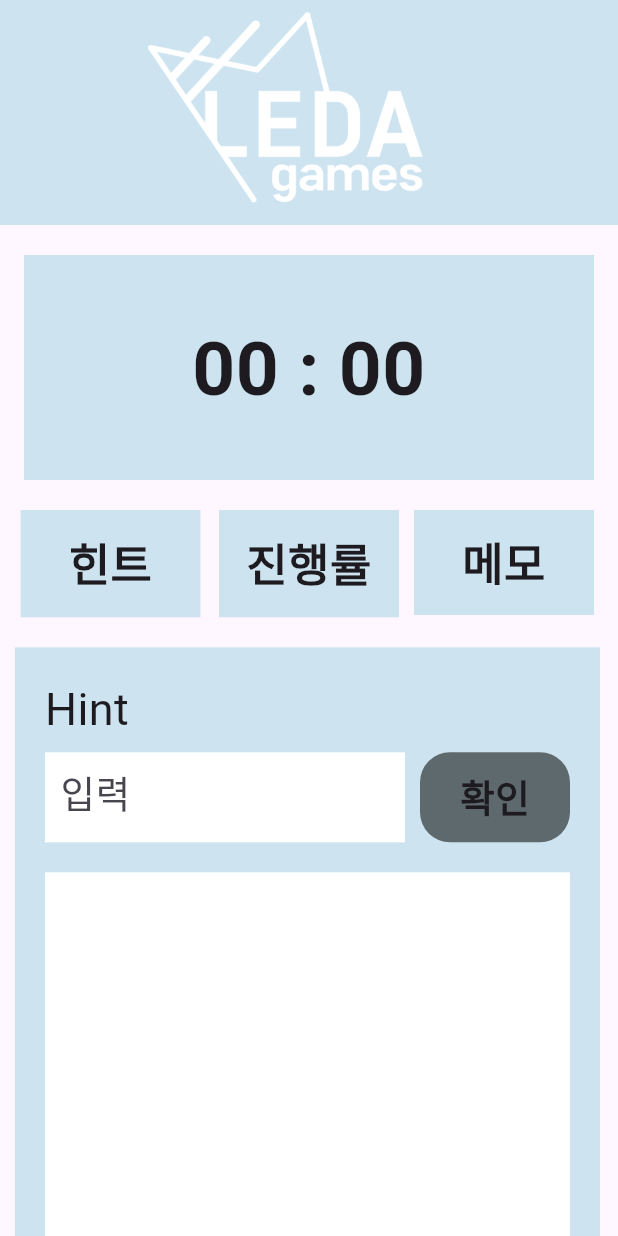
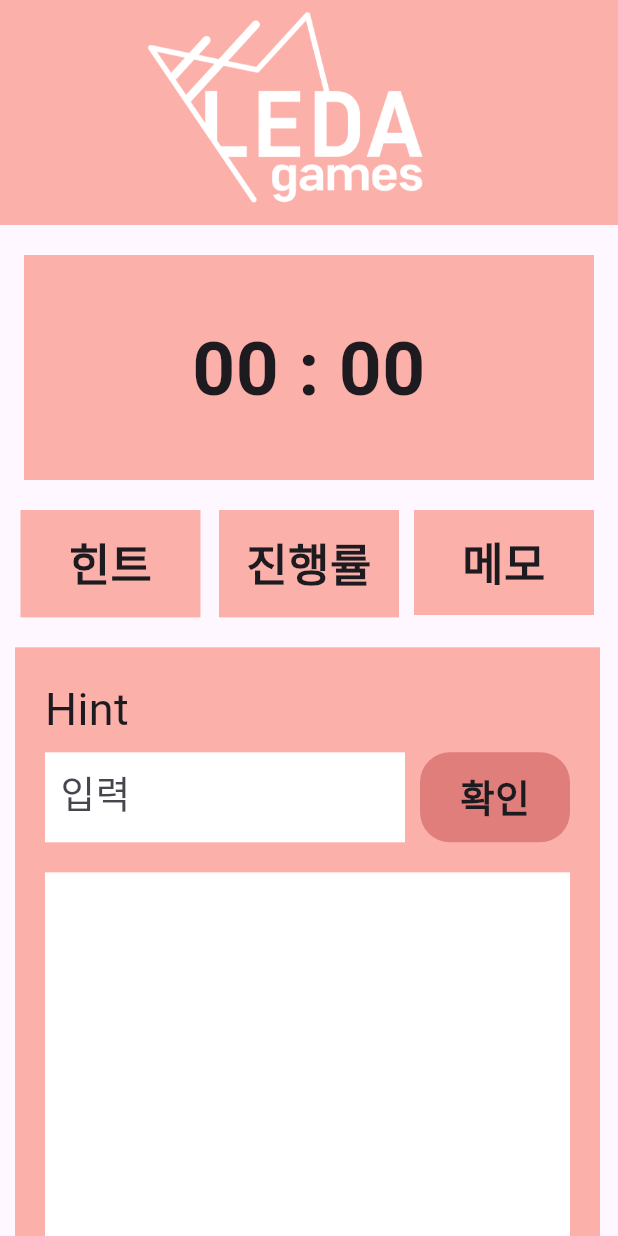
Before and after one commit to EgnaroLee/LedaMobileApp_hintphone, a Flutter app: the ThemeScreen1 screen opened directly with empty values, on a phone screen of 412 x 824 dp. Run offline on Flutter 3.47's test engine with Material 3 defaults, Android fonts, the phone set to English and light mode, and no system bars; our stand-ins replace carousel_slider, percent_indicator.

Commit message:
12.29(16:13)

```diff
--- a/lib/themepage/themepage_1.dart
+++ b/lib/themepage/themepage_1.dart
@@ -7,8 +7,9 @@ import 'package:hint_app_7/startpage.dart';
 import 'package:percent_indicator/percent_indicator.dart';
 
 final skyblue = 0x99ADD8E6;
-final a = 0x00123456;
-final b = 0x99012300;
+final red1 = 0x99CD5C5C;
+final red2 = 0x99FA8072;
+final red3 = 0x99FFE4E1;
 
 bool isSliderTouched = false;
 
@@ -227,15 +228,15 @@ class _ThemeScreen1State extends State<ThemeScreen1>
         overlays: []); // 하단 창 지우기
 
     // 힌트 코드 사용 시 배경 색 변경
-    Color hintbackcolor1 = _onHintCode1 ? Color(skyblue) : Colors.white;
-    Color hintbackcolor2 = _onHintCode2 ? Color(skyblue) : Colors.white;
-    Color hintbackcolor3 = _onHintCode3 ? Color(skyblue) : Colors.white;
-    Color hintbackcolor4 = _onHintCode4 ? Color(skyblue) : Colors.white;
-    Color hintbackcolor5 = _onHintCode5 ? Color(skyblue) : Colors.white;
-    Color hintbackcolor6 = _onHintCode6 ? Color(skyblue) : Colors.white;
-    Color hintbackcolor7 = _onHintCode7 ? Color(skyblue) : Colors.white;
-    Color hintbackcolor8 = _onHintCode8 ? Color(skyblue) : Colors.white;
-    Color hintbackcolor9 = _onHintCode9 ? Color(skyblue) : Colors.white;
+    Color hintbackcolor1 = _onHintCode1 ? Color(red2) : Colors.white;
+    Color hintbackcolor2 = _onHintCode2 ? Color(red2) : Colors.white;
+    Color hintbackcolor3 = _onHintCode3 ? Color(red2) : Colors.white;
+    Color hintbackcolor4 = _onHintCode4 ? Color(red2) : Colors.white;
+    Color hintbackcolor5 = _onHintCode5 ? Color(red2) : Colors.white;
+    Color hintbackcolor6 = _onHintCode6 ? Color(red2) : Colors.white;
+    Color hintbackcolor7 = _onHintCode7 ? Color(red2) : Colors.white;
+    Color hintbackcolor8 = _onHintCode8 ? Color(red2) : Colors.white;
+    Color hintbackcolor9 = _onHintCode9 ? Color(red2) : Colors.white;
 
     return Scaffold(
       resizeToAvoidBottomInset: false,
@@ -246,7 +247,7 @@ class _ThemeScreen1State extends State<ThemeScreen1>
               child: AppBar(
                   //centerTitle: true,
                   automaticallyImplyLeading: false, // 좌측 탭에 뒤로가기 버튼 삭제
-                  backgroundColor: Color(skyblue),
+                  backgroundColor: Color(red2),
                   flexibleSpace: Container(
                     margin: const EdgeInsets.fromLTRB(80, 0, 0, 0),
                     child: Image.asset("images/logo.png"),
@@ -267,7 +268,7 @@ class _ThemeScreen1State extends State<ThemeScreen1>
                     margin: const EdgeInsets.fromLTRB(0, 20, 0, 0),
                     width: 380,
                     height: 150,
-                    color: Color(skyblue),
+                    color: Color(red2),
                     child: Center(
                       child: Container(
                         width: 360,
@@ -306,7 +307,7 @@ class _ThemeScreen1State extends State<ThemeScreen1>
                                             10, 20, 0, 0),
                                         width: 120,
                                         height: 100,
-                                        color: Color(0x99ADD8E6),
+                                        color: Color(red2),
                                         child: Center(
                                           child: Text(
                                             "힌트",
@@ -332,7 +333,7 @@ class _ThemeScreen1State extends State<ThemeScreen1>
                                             0, 20, 0, 0),
                                         width: 120,
                                         height: 100,
-                                        color: Color(0x99ADD8E6),
+                                        color: Color(red2),
                                         child: Center(
                                           child: Text(
                                             "진행률",
@@ -351,7 +352,7 @@ class _ThemeScreen1State extends State<ThemeScreen1>
                           margin: const EdgeInsets.fromLTRB(276, 20, 0, 0),
                           width: 120,
                           height: 70,
-                          color: Color(skyblue),
+                          color: Color(red2),
                           child: Center(
                             child: Container(
                               child: InkWell(
@@ -393,7 +394,7 @@ class _ThemeScreen1State extends State<ThemeScreen1>
                           margin: const EdgeInsets.fromLTRB(10, 20, 0, 0),
                           width: 390,
                           height: 440,
-                          color: Color(skyblue),
+                          color: Color(red2),
                         ),
                         Container(
                           margin: EdgeInsets.fromLTRB(30, 40, 0, 0),
@@ -434,7 +435,7 @@ class _ThemeScreen1State extends State<ThemeScreen1>
                           width: 100,
                           height: 60,
                           decoration: BoxDecoration(
-                              color: Colors.black54,
+                              color: Color(red1),
                               borderRadius: BorderRadius.circular(20)),
                           child: InkWell(
                             onTap: () async {
@@ -641,7 +642,7 @@ class _ThemeScreen1State extends State<ThemeScreen1>
                             margin: const EdgeInsets.fromLTRB(10, 20, 0, 0),
                             width: 390,
                             height: 450,
-                            color: Color(skyblue)),
+                            color: Color(red2)),
                         Container(
                           margin: EdgeInsets.fromLTRB(30, 110, 0, 0),
                           child: Text(
@@ -681,7 +682,7 @@ class _ThemeScreen1State extends State<ThemeScreen1>
                           width: 100,
                           height: 60,
                           decoration: BoxDecoration(
-                              color: Colors.black54,
+                              color: Color(red1),
                               borderRadius: BorderRadius.circular(20)),
                           child: InkWell(
                             onTap: () async {
@@ -815,7 +816,7 @@ class _ThemeScreen1State extends State<ThemeScreen1>
                                 child: LinearPercentIndicator(
                               alignment: MainAxisAlignment.center,
                               width: 370, // 바 넓이
-
+                                  backgroundColor: Color(red3),
                               animation: true,
                               animationDuration: 1200, // 애니메이션 지속 시간
                               lineHeight: 40,
@@ -825,7 +826,7 @@ class _ThemeScreen1State extends State<ThemeScreen1>
                                 style: TextStyle(fontSize: 20),
                               ),
                               barRadius: Radius.circular(13),
-                              progressColor: Colors.black54,
+                              progressColor: Color(red1),
                             )),
                           ),
                         ),
--- a/lib/tutorialpage/themetutorial_1.dart
+++ b/lib/tutorialpage/themetutorial_1.dart
@@ -5,6 +5,7 @@ import 'package:hint_app_7/startpage.dart';
 import 'package:hint_app_7/themepage/themepage_1.dart';
 
 final skyblue = 0x99add8e6;
+final red2 = 0x99FA8072;
 
 
 class ThemeTuto1 extends StatefulWidget{
@@ -36,7 +37,7 @@ class _MyWidgetState extends State<ThemeTuto1>{
         child: Center(
           child: Container(
             child: AppBar(
-              backgroundColor: Color(darkblue),
+              backgroundColor: Color(red2),
               flexibleSpace: Center(
                 child: Container(
                   child: Text('튜토리얼1',
@@ -198,7 +199,7 @@ class _MyWidgetState extends State<ThemeTuto1>{
                           height: 80,
                           width: 140,
                           decoration: BoxDecoration(
-                              color: Color(darkblue),  // 상자 크기
+                              color: Color(red2),  // 상자 크기
                               borderRadius: BorderRadius.circular(20) // 모서리 둥굴게
                           ),
                           child: InkWell(
--- a/lib/tutorialpage/themetutorial_2.dart
+++ b/lib/tutorialpage/themetutorial_2.dart
@@ -35,7 +35,7 @@ class _MyWidgetState extends State<ThemeTuto2>{
         child: Center(
           child: Container(
             child: AppBar(
-              backgroundColor: Color(darkblue),
+              backgroundColor: Color(orange2),
               flexibleSpace: Center(
                 child: Container(
                   child: Text('튜토리얼2',
@@ -197,7 +197,7 @@ class _MyWidgetState extends State<ThemeTuto2>{
                           height: 70,
                           width: 140,
                           decoration: BoxDecoration(
-                              color: Color(darkblue),  // 상자 크기
+                              color: Color(orange2),  // 상자 크기
                               borderRadius: BorderRadius.circular(20) // 모서리 둥굴게
                           ),
                           child: InkWell(
--- a/lib/tutorialpage/themetutorial_3.dart
+++ b/lib/tutorialpage/themetutorial_3.dart
@@ -35,7 +35,7 @@ class _MyWidgetState extends State<ThemeTuto3>{
         child: Center(
           child: Container(
             child: AppBar(
-              backgroundColor: Color(darkblue),
+              backgroundColor: Color(yellow2),
               flexibleSpace: Center(
                 child: Container(
                   child: Text('튜토리얼3',
@@ -197,7 +197,7 @@ class _MyWidgetState extends State<ThemeTuto3>{
                           height: 70,
                           width: 140,
                           decoration: BoxDecoration(
-                              color: Color(darkblue),  // 상자 크기
+                              color: Color(yellow2),  // 상자 크기
                               borderRadius: BorderRadius.circular(20) // 모서리 둥굴게
                           ),
                           child: InkWell(
--- a/lib/tutorialpage/themetutorial_4.dart
+++ b/lib/tutorialpage/themetutorial_4.dart
@@ -35,7 +35,7 @@ class _MyWidgetState extends State<ThemeTuto4>{
         child: Center(
           child: Container(
             child: AppBar(
-              backgroundColor: Color(darkblue),
+              backgroundColor: Color(green2),
               flexibleSpace: Center(
                 child: Container(
                   child: Text('튜토리얼4',
@@ -197,7 +197,7 @@ class _MyWidgetState extends State<ThemeTuto4>{
                           height: 70,
                           width: 140,
                           decoration: BoxDecoration(
-                              color: Color(darkblue),  // 상자 크기
+                              color: Color(green2),  // 상자 크기
                               borderRadius: BorderRadius.circular(20) // 모서리 둥굴게
                           ),
                           child: InkWell(
--- a/lib/tutorialpage/themetutorial_6.dart
+++ b/lib/tutorialpage/themetutorial_6.dart
@@ -5,7 +5,7 @@ import 'package:hint_app_7/startpage.dart';
 import 'package:hint_app_7/themepage/themepage_6.dart';
 
 final skyblue = 0x99add8e6;
-
+final purple2 = 0x99C0B2DB;
 
 class ThemeTuto6 extends StatefulWidget{
 
@@ -35,7 +35,7 @@ class _MyWidgetState extends State<ThemeTuto6>{
         child: Center(
           child: Container(
             child: AppBar(
-              backgroundColor: Color(darkblue),
+              backgroundColor: Color(purple2),
               flexibleSpace: Center(
                 child: Container(
                   child: Text('튜토리얼6',
@@ -197,7 +197,7 @@ class _MyWidgetState extends State<ThemeTuto6>{
                           height: 70,
                           width: 140,
                           decoration: BoxDecoration(
-                              color: Color(darkblue),  // 상자 크기
+                              color: Color(purple2),  // 상자 크기
                               borderRadius: BorderRadius.circular(20) // 모서리 둥굴게
                           ),
                           child: InkWell(
```
Also changed, not shown: lib/themepage/themepage_2.dart (+23 -20 lines), lib/themepage/themepage_3.dart (+23 -20 lines), lib/themepage/themepage_4.dart (+23 -20 lines), lib/themepage/themepage_6.dart (+23 -20 lines).
